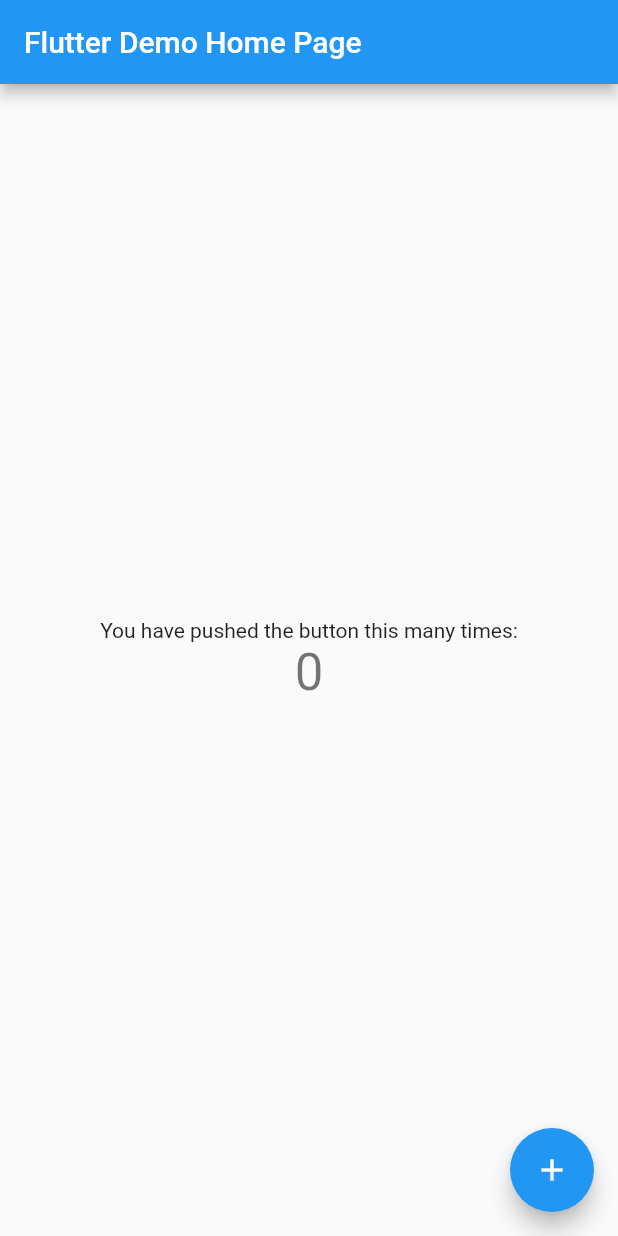
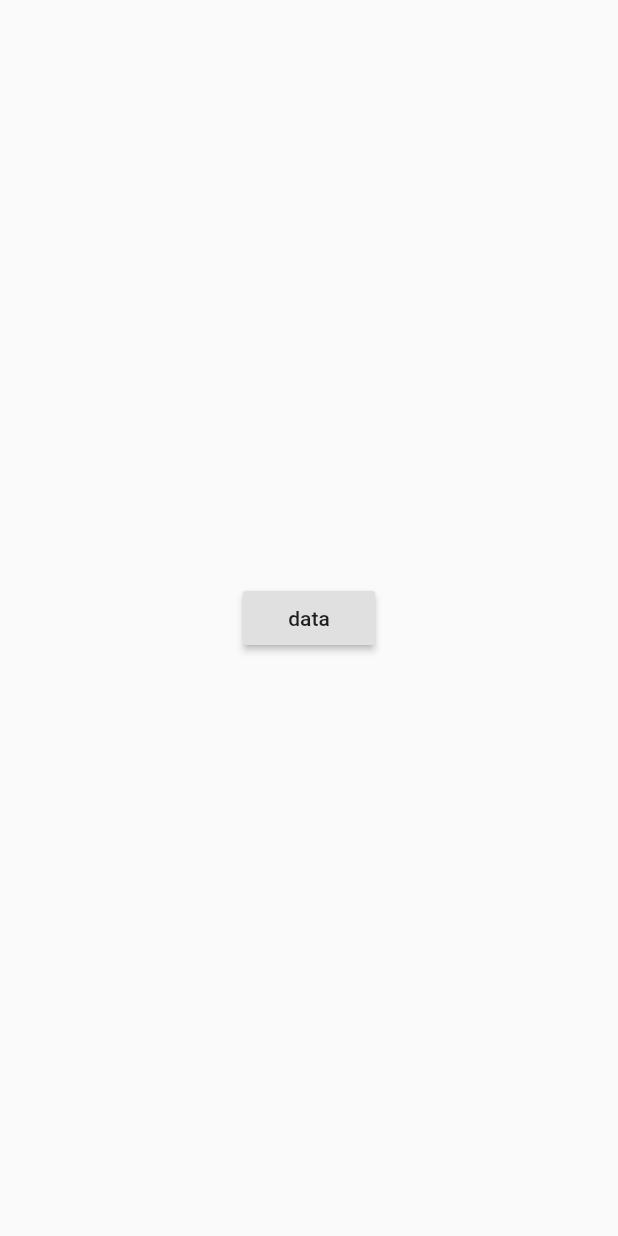
Before and after one commit to islemkehoul/Covid19, a Flutter app: the screen it shows after launch, on a phone screen of 412 x 824 dp. Run offline on Flutter 3.47's test engine with Material 2 defaults, Android fonts, the phone set to English and light mode, and no system bars.

```diff
--- a/lib/main.dart
+++ b/lib/main.dart
@@ -1,117 +1,41 @@
+import 'package:covid19/service.dart';
 import 'package:flutter/material.dart';
 
 void main() {
-  runApp(MyApp());
+  runApp(
+    MaterialApp(
+       initialRoute: '/',
+       routes: {
+      // When navigating to the "/" route, build the FirstScreen widget.
+      '/': (context) => Home(),
+      // When navigating to the "/second" route, build the SecondScreen widget.
+      //'/second': (context) => SecondScreen(),
+    },
+    )
+  );
+}
+class Home extends StatefulWidget {
+  @override
+  _HomeState createState() => _HomeState();
 }
 
-class MyApp extends StatelessWidget {
-  // This widget is the root of your application.
+class _HomeState extends State<Home> {
+  Service obj = new Service();
   @override
   Widget build(BuildContext context) {
-    return MaterialApp(
-      title: 'Flutter Demo',
-      theme: ThemeData(
-        // This is the theme of your application.
-        //
-        // Try running your application with "flutter run". You'll see the
-        // application has a blue toolbar. Then, without quitting the app, try
-        // changing the primarySwatch below to Colors.green and then invoke
-        // "hot reload" (press "r" in the console where you ran "flutter run",
-        // or simply save your changes to "hot reload" in a Flutter IDE).
-        // Notice that the counter didn't reset back to zero; the application
-        // is not restarted.
-        primarySwatch: Colors.blue,
-        // This makes the visual density adapt to the platform that you run
-        // the app on. For desktop platforms, the controls will be smaller and
-        // closer together (more dense) than on mobile platforms.
-        visualDensity: VisualDensity.adaptivePlatformDensity,
-      ),
-      home: MyHomePage(title: 'Flutter Demo Home Page'),
+    return Scaffold(
+      body:
+      Center(
+        child: RaisedButton(
+          child:Text('data'),
+          onPressed: (){
+             obj.getJasonData();
+
+          },
+
+        ),
+      )
+
     );
   }
 }
-
-class MyHomePage extends StatefulWidget {
-  MyHomePage({Key key, this.title}) : super(key: key);
-
-  // This widget is the home page of your application. It is stateful, meaning
-  // that it has a State object (defined below) that contains fields that affect
-  // how it looks.
-
-  // This class is the configuration for the state. It holds the values (in this
-  // case the title) provided by the parent (in this case the App widget) and
-  // used by the build method of the State. Fields in a Widget subclass are
-  // always marked "final".
-
-  final String title;
-
-  @override
-  _MyHomePageState createState() => _MyHomePageState();
-}
-
-class _MyHomePageState extends State<MyHomePage> {
-  int _counter = 0;
-
-  void _incrementCounter() {
-    setState(() {
-      // This call to setState tells the Flutter framework that something has
-      // changed in this State, which causes it to rerun the build method below
-      // so that the display can reflect the updated values. If we changed
-      // _counter without calling setState(), then the build method would not be
-      // called again, and so nothing would appear to happen.
-      _counter++;
-    });
-  }
-
-  @override
-  Widget build(BuildContext context) {
-    // This method is rerun every time setState is called, for instance as done
-    // by the _incrementCounter method above.
-    //
-    // The Flutter framework has been optimized to make rerunning build methods
-    // fast, so that you can just rebuild anything that needs updating rather
-    // than having to individually change instances of widgets.
-    return Scaffold(
-      appBar: AppBar(
-        // Here we take the value from the MyHomePage object that was created by
-        // the App.build method, and use it to set our appbar title.
-        title: Text(widget.title),
-      ),
-      body: Center(
-        // Center is a layout widget. It takes a single child and positions it
-        // in the middle of the parent.
-        child: Column(
-          // Column is also a layout widget. It takes a list of children and
-          // arranges them vertically. By default, it sizes itself to fit its
-          // children horizontally, and tries to be as tall as its parent.
-          //
-          // Invoke "debug painting" (press "p" in the console, choose the
-          // "Toggle Debug Paint" action from the Flutter Inspector in Android
-          // Studio, or the "Toggle Debug Paint" command in Visual Studio Code)
-          // to see the wireframe for each widget.
-          //
-          // Column has various properties to control how it sizes itself and
-          // how it positions its children. Here we use mainAxisAlignment to
-          // center the children vertically; the main axis here is the vertical
-          // axis because Columns are vertical (the cross axis would be
-          // horizontal).
-          mainAxisAlignment: MainAxisAlignment.center,
-          children: <Widget>[
-            Text(
-              'You have pushed the button this many times:',
-            ),
-            Text(
-              '$_counter',
-              style: Theme.of(context).textTheme.headline4,
-            ),
-          ],
-        ),
-      ),
-      floatingActionButton: FloatingActionButton(
-        onPressed: _incrementCounter,
-        tooltip: 'Increment',
-        child: Icon(Icons.add),
-      ), // This trailing comma makes auto-formatting nicer for build methods.
-    );
-  }
-}
--- /dev/null
+++ b/lib/service.dart
@@ -0,0 +1,16 @@
+import 'package:http/http.dart' as http;
+import 'dart:async';
+//import 'dart:convert';
+
+
+
+class Service {
+  String url = "https://reqres.in/api/users?page=2" ;
+
+  // ignore: missing_return
+  Future getJasonData() async{
+    http.Response response = await http.get(url);
+   print(response.body);
+
+  }
+}
--- a/pubspec.yaml
+++ b/pubspec.yaml
@@ -28,6 +28,9 @@ dependencies:
   # The following adds the Cupertino Icons font to your application.
   # Use with the CupertinoIcons class for iOS style icons.
   cupertino_icons: ^0.1.3
+
+  http: ^0.12.1
+
 
 dev_dependencies:
   flutter_test:
```
Also changed, not shown: pubspec.lock, 1 other file.
